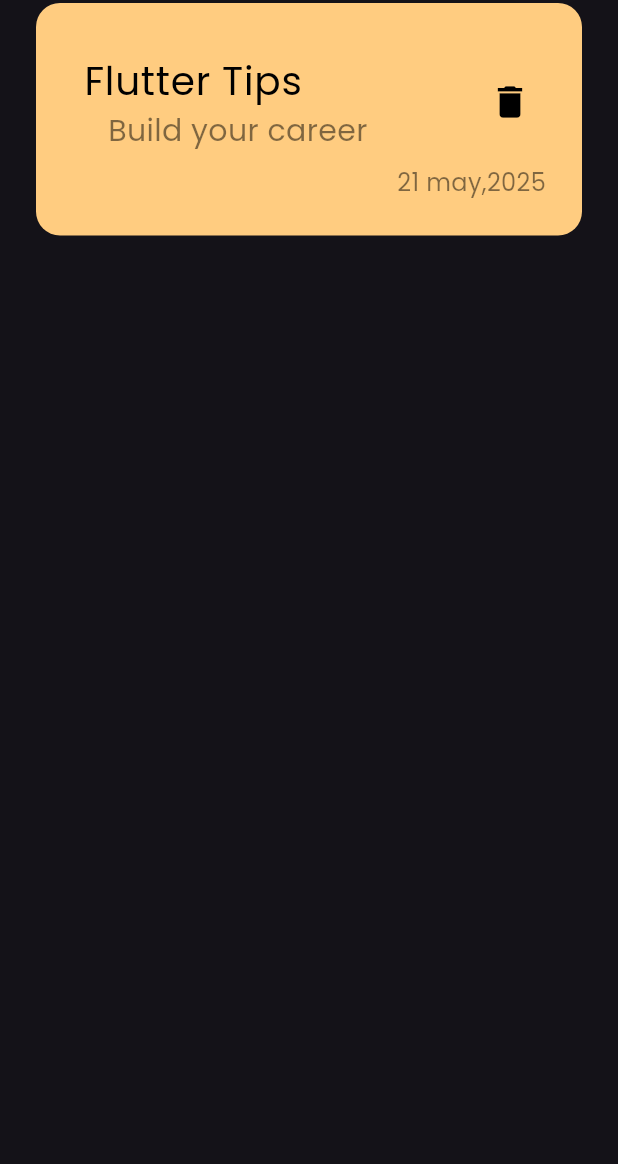
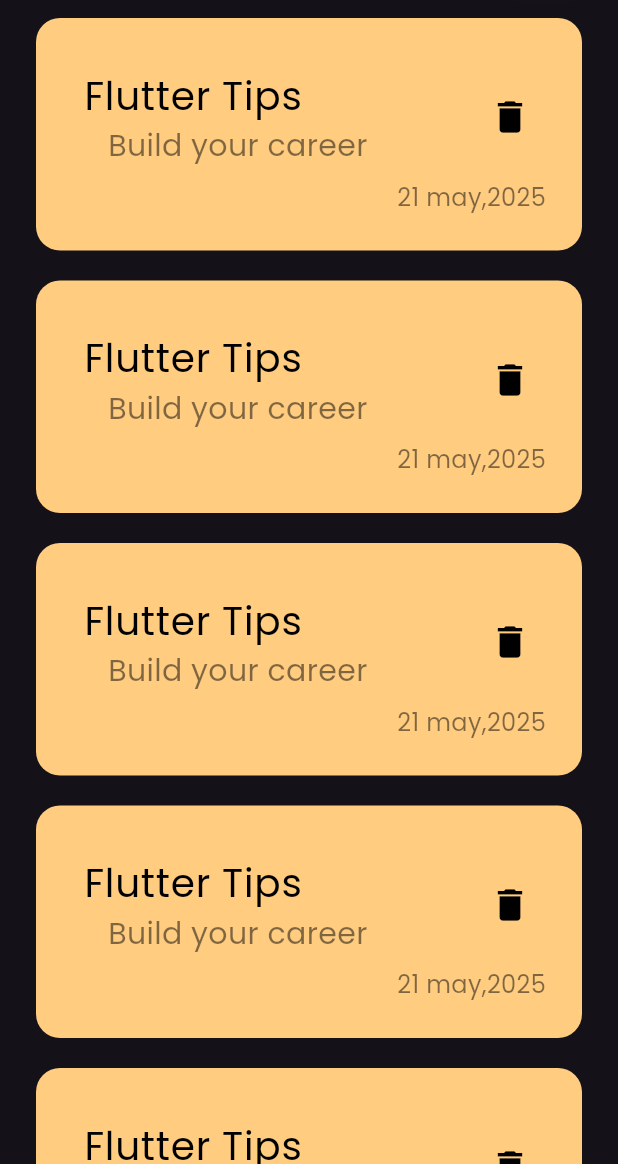
Before and after one commit to MariamEssam5/My-Notes-App, a Flutter app: the screen it shows after launch, on a phone screen of 412 x 824 dp, the part 72-1236 px from its top. Run offline on Flutter 3.47's test engine with Material 3 defaults, Android fonts, the phone set to English and light mode, and no system bars.

Commit message:
create notes list view

```diff
--- a/lib/views/widgets/custom_note_item.dart
+++ b/lib/views/widgets/custom_note_item.dart
@@ -5,7 +5,9 @@
 
   @override
   Widget build(BuildContext context) {
-    return Container(
+    return Padding(
+      padding: const EdgeInsets.symmetric(vertical: 10),
+      child: Container(
         padding: EdgeInsets.only(top: 24, bottom: 24, left: 16),
         decoration: BoxDecoration(
             borderRadius: BorderRadius.circular(16), color: Color(0xffFFCC80)),
@@ -42,6 +44,7 @@
             )
           ],
         ),
+      ),
     );
   }
 }
--- /dev/null
+++ b/lib/views/widgets/notes_list_view.dart
@@ -0,0 +1,13 @@
+import 'package:flutter/material.dart';
+import 'package:my_notes/views/widgets/custom_note_item.dart';
+
+class NotesListView extends StatelessWidget {
+  const NotesListView({super.key});
+
+  @override
+  Widget build(BuildContext context) {
+    return ListView.builder(itemBuilder: (context, index) {
+      return const NoteItem();
+    });
+  }
+}
--- a/lib/views/widgets/notes_view_body.dart
+++ b/lib/views/widgets/notes_view_body.dart
@@ -1,6 +1,7 @@
 import 'package:flutter/material.dart';
 import 'package:my_notes/views/widgets/custom_app_bar.dart';
 import 'package:my_notes/views/widgets/custom_note_item.dart';
+import 'package:my_notes/views/widgets/notes_list_view.dart';
 
 class NotesViewBody extends StatelessWidget {
   const NotesViewBody({super.key});
@@ -11,7 +12,7 @@
       child: Padding(
         padding: EdgeInsets.symmetric(horizontal: 24),
         child: Column(
-          children: [CustomAppBar(), NoteItem()],
+          children: [CustomAppBar(), Expanded(child: NotesListView())],
         ),
       ),
     );
```
Lines whose indentation alone changed are shown as unchanged.
